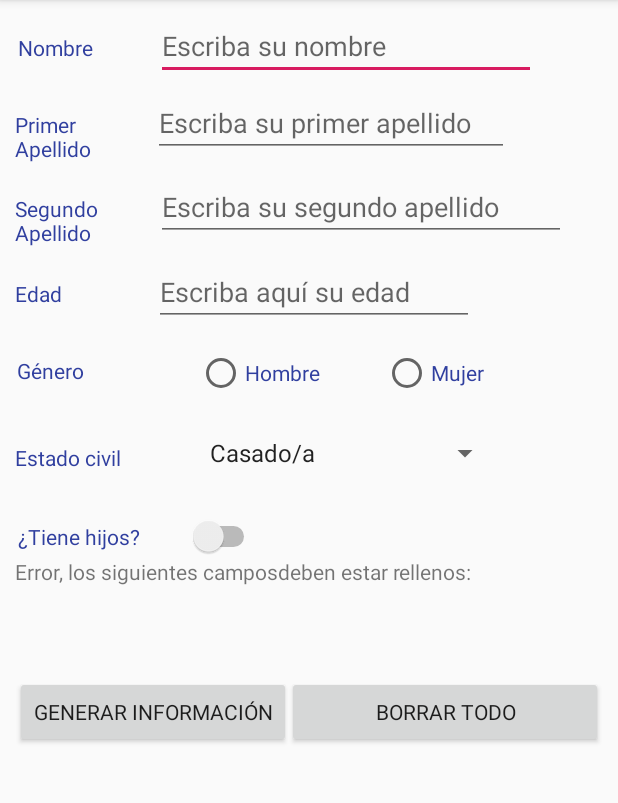
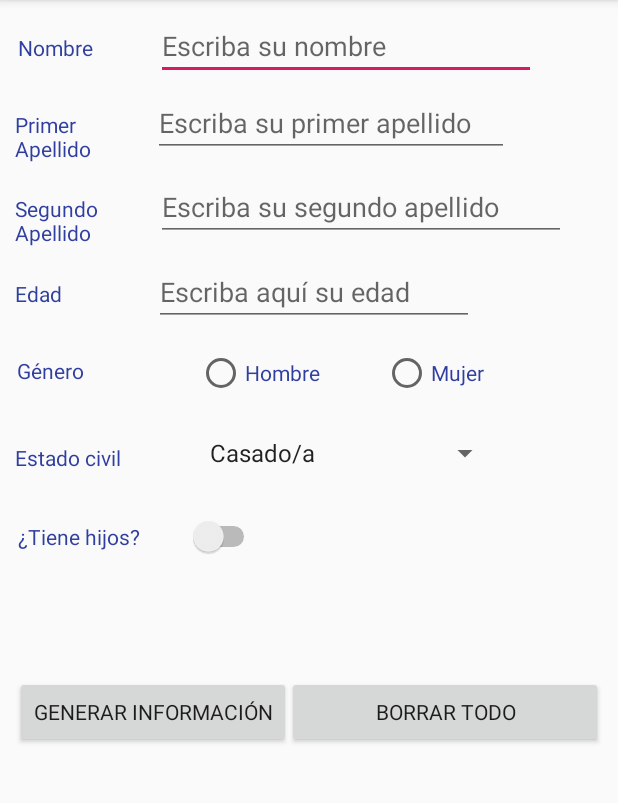
Before and after one commit to Adolfopr96/Practica1Tema2, an Android app: the screen it shows after launch (MainActivity), after a tap on "GENERAR INFORMACIÓN", on a phone screen of 412 x 824 dp, the part 84-887 px from its top. Run offline under Robolectric (Android 15) with nearby library versions, the phone set to English and light mode, and no system bars; Roboto replaces fonts that are not available here.

Commit message:
Solucionado fallo con string

```diff
--- a/app/src/main/java/com/example/adolfo/practicatema2/MainActivity.java
+++ b/app/src/main/java/com/example/adolfo/practicatema2/MainActivity.java
@@ -126,7 +126,6 @@ public class MainActivity extends AppCompatActivity {
         if (et_name.length()==0 || et_surname.length()==0 || et_surname2.length()==0 || et_age.length()==0 || !rb_male.isChecked() && !rb_female.isChecked())
         {
             Toast.makeText(this, getResources().getString(R.string.error_empty), Toast.LENGTH_SHORT).show();
-            tv_generate_information.setText(getResources().getString(R.string.error_empty));
             return true;
         }
             return false;
```
